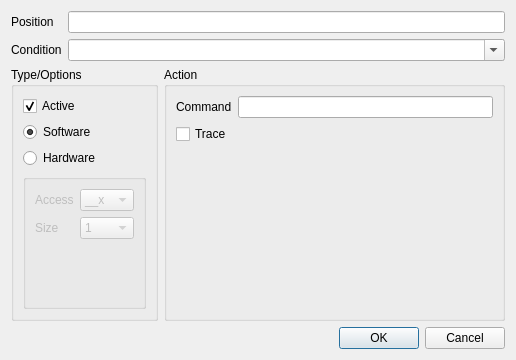
First picture: the form in src/dialogs/BreakpointsDialog.ui, repository rizinorg/cutter, before the edit.
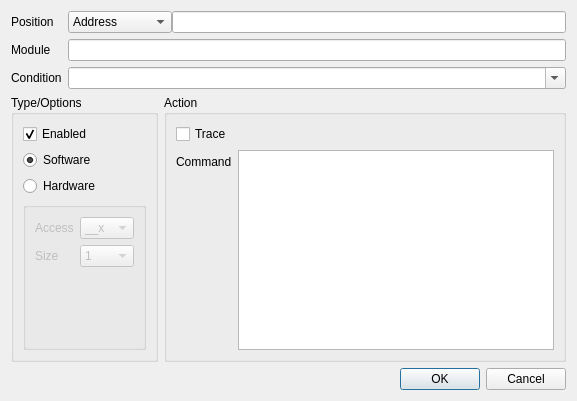
Second picture: the form after the edit.

Commit message: Implement breakpoint position types.

```diff
--- a/src/dialogs/BreakpointsDialog.ui
+++ b/src/dialogs/BreakpointsDialog.ui
@@ -6,8 +6,8 @@
    <rect>
     <x>0</x>
     <y>0</y>
-    <width>516</width>
-    <height>360</height>
+    <width>577</width>
+    <height>401</height>
    </rect>
   </property>
   <property name="windowTitle">
@@ -27,9 +27,49 @@
       </widget>
      </item>
      <item row="0" column="1">
-      <widget class="QLineEdit" name="breakpointPosition"/>
+      <widget class="QWidget" name="widget" native="true">
+       <layout class="QHBoxLayout" name="horizontalLayout_2">
+        <property name="spacing">
+         <number>0</number>
+        </property>
+        <property name="leftMargin">
+         <number>0</number>
+        </property>
+        <property name="topMargin">
+         <number>0</number>
+        </property>
+        <property name="rightMargin">
+         <number>0</number>
+        </property>
+        <property name="bottomMargin">
+         <number>0</number>
+        </property>
+        <item>
+         <widget class="QComboBox" name="positionType">
+          <item>
+           <property name="text">
+            <string>Address</string>
+           </property>
+          </item>
+          <item>
+           <property name="text">
+            <string>Named</string>
+           </property>
+          </item>
+          <item>
+           <property name="text">
+            <string>Module offset</string>
+           </property>
+          </item>
+         </widget>
+        </item>
+        <item>
+         <widget class="QLineEdit" name="breakpointPosition"/>
+        </item>
+       </layout>
+      </widget>
      </item>
-     <item row="1" column="0">
+     <item row="2" column="0">
       <widget class="QLabel" name="label_2">
        <property name="text">
         <string>Condition</string>
@@ -39,7 +79,7 @@
        </property>
       </widget>
      </item>
-     <item row="1" column="1">
+     <item row="2" column="1">
       <widget class="QComboBox" name="breakpointCondition">
        <property name="sizePolicy">
         <sizepolicy hsizetype="Expanding" vsizetype="Fixed">
@@ -58,6 +98,16 @@
        </property>
       </widget>
      </item>
+     <item row="1" column="0">
+      <widget class="QLabel" name="moduleLabel">
+       <property name="text">
+        <string>Module</string>
+       </property>
+      </widget>
+     </item>
+     <item row="1" column="1">
+      <widget class="QLineEdit" name="moduleName"/>
+     </item>
     </layout>
    </item>
    <item>
@@ -71,7 +121,7 @@
         <item>
          <widget class="QCheckBox" name="checkActive">
           <property name="text">
-           <string>Active</string>
+           <string>Enabled</string>
           </property>
           <property name="checked">
            <bool>true</bool>
@@ -187,6 +237,13 @@
         <string>Action</string>
        </property>
        <layout class="QVBoxLayout" name="verticalLayout_4">
+        <item>
+         <widget class="QCheckBox" name="checkTrace">
+          <property name="text">
+           <string>Trace</string>
+          </property>
+         </widget>
+        </item>
         <item>
          <layout class="QFormLayout" name="formLayout_3">
           <item row="0" column="0">
@@ -200,37 +257,10 @@
            </widget>
           </item>
           <item row="0" column="1">
-           <widget class="QLineEdit" name="breakpointCommand">
-            <property name="minimumSize">
-             <size>
-              <width>180</width>
-              <height>0</height>
-             </size>
-            </property>
-           </widget>
+           <widget class="QPlainTextEdit" name="breakpointCommand"/>
           </item>
          </layout>
         </item>
-        <item>
-         <widget class="QCheckBox" name="checkTrace">
-          <property name="text">
-           <string>Trace</string>
-          </property>
-         </widget>
-        </item>
-        <item>
-         <spacer name="verticalSpacer">
-          <property name="orientation">
-           <enum>Qt::Vertical</enum>
-          </property>
-          <property name="sizeHint" stdset="0">
-           <size>
-            <width>20</width>
-            <height>40</height>
-           </size>
-          </property>
-         </spacer>
-        </item>
        </layout>
       </widget>
      </item>
```
Left out of the diff: 10 changed lines with no effect on the pictures. The commit also changes 5 other files.
